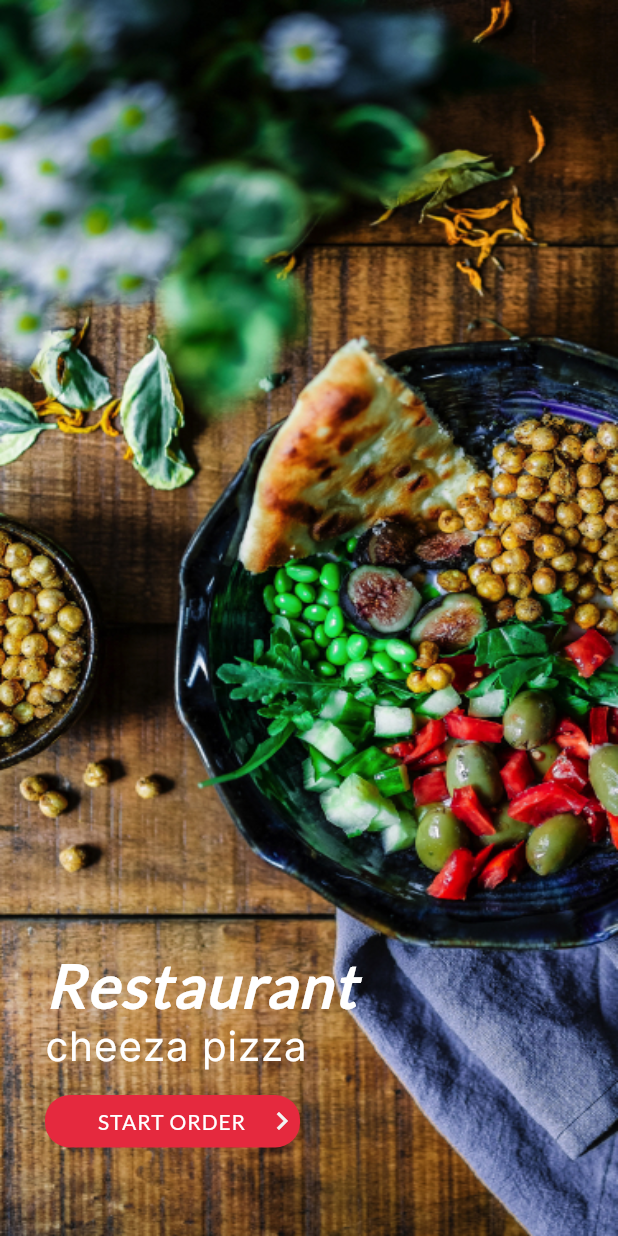
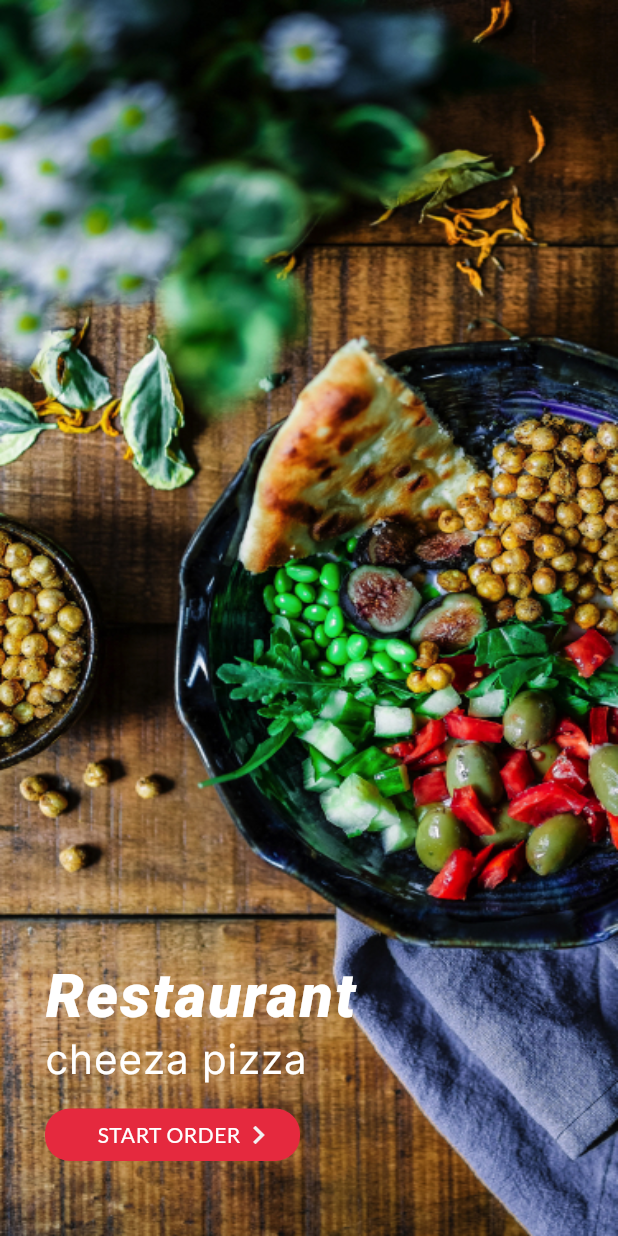
Before and after one commit to AntonNov/Course_project, a Flutter app: the screen it shows after launch, on a phone screen of 412 x 824 dp. Run offline on Flutter 3.47's test engine with Material 2 defaults, Android fonts, the phone set to English and light mode, and no system bars; Roboto replaces fonts that are missing (Lato-Bold).

Commit message:
some fixes in homescreen ui

```diff
--- a/lib/widgets/app.dart
+++ b/lib/widgets/app.dart
@@ -6,6 +6,10 @@ class App extends StatelessWidget {
 
   @override
   Widget build(BuildContext context) {
-    return const MaterialApp(home: HomeScreen());
+    return MaterialApp(
+        theme: ThemeData(
+          fontFamily: 'Lato',
+        ),
+        home: const HomeScreen());
   }
 }
--- a/lib/widgets/home_screen.dart
+++ b/lib/widgets/home_screen.dart
@@ -18,7 +18,7 @@ class HomeScreen extends StatelessWidget {
         child: Stack(
           children: [
             Positioned(
-              top: 633,
+              bottom: 50,
               left: 30,
               child: Column(
                 crossAxisAlignment: CrossAxisAlignment.start,
@@ -27,12 +27,14 @@ class HomeScreen extends StatelessWidget {
                     'Restaurant',
                     style: TextStyle(
                       color: Colors.white,
-                        fontFamily: 'Lato',
+                      fontFamily: 'Lato-Bold',
+                      fontStyle: FontStyle.italic,
                       fontWeight: FontWeight.w900,
                       fontSize: 40,
                       letterSpacing: 1.37,
-                        fontStyle: FontStyle.italic),
                     ),
+                  ),
+                  const SizedBox(width: 134, height: 2),
                   const Text(
                     'cheeza pizza',
                     style: TextStyle(
@@ -43,7 +45,7 @@ class HomeScreen extends StatelessWidget {
                       letterSpacing: 0.63,
                     ),
                   ),
-                  const SizedBox(width: 16, height: 16),
+                  const SizedBox(width: 134, height: 16),
                   Container(
                     width: 170,
                     height: 35,
@@ -54,22 +56,21 @@ class HomeScreen extends StatelessWidget {
                     child: const Row(
                       children: [
                         SizedBox(width: 35, height: 35),
-                        Expanded(
-                          child: Text(
+                        Text(
                           'START ORDER',
                           style: TextStyle(
                             color: Colors.white,
                             fontFamily: 'Lato',
                             fontWeight: FontWeight.w400,
                             fontSize: 14,
-                              letterSpacing: 0.63,
-                            ),
+                            letterSpacing: 0.33,
                           ),
                         ),
                         Icon(
                           Icons.chevron_right,
                           color: Color.fromRGBO(242, 242, 242, 1),
-                        )
+                        ),
+                        SizedBox(width: 15, height: 35),
                       ],
                     ),
                   )
--- a/pubspec.yaml
+++ b/pubspec.yaml
@@ -24,6 +24,7 @@ flutter:
   fonts:
     - family: Lato
       fonts:
+        - asset: assets/fonts/Lato/Lato-Bold.ttf
         - asset: assets/fonts/Lato/Lato-Regular.ttf
 
     - family: Inter
```
Lines whose indentation alone changed are shown as unchanged.
